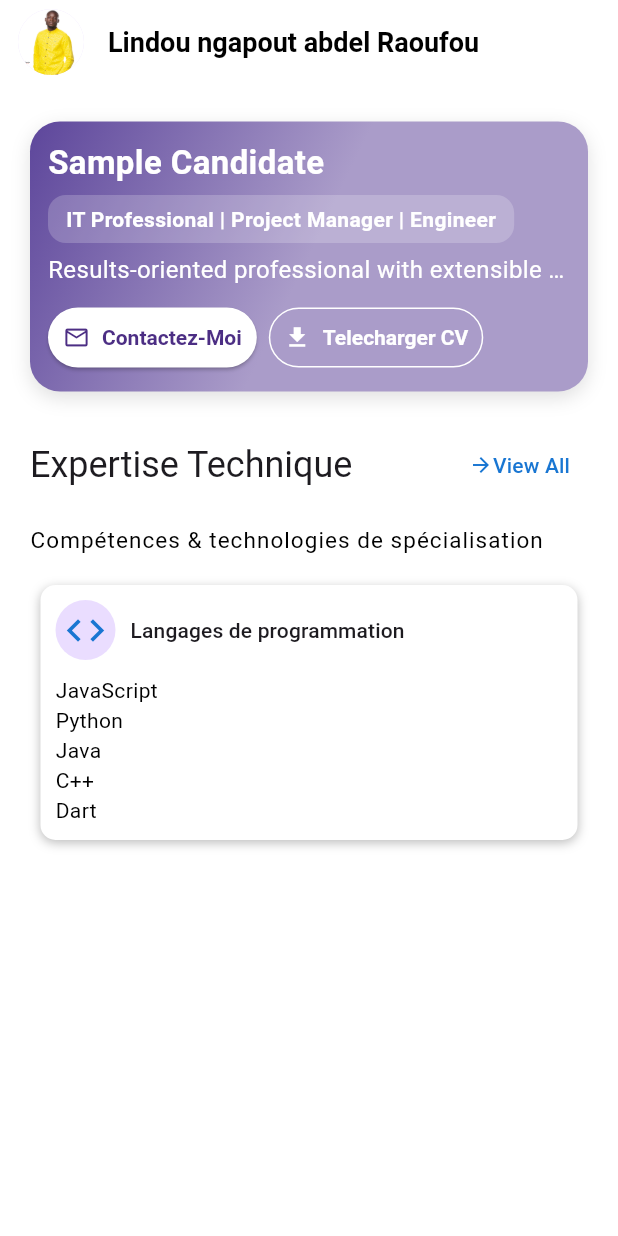
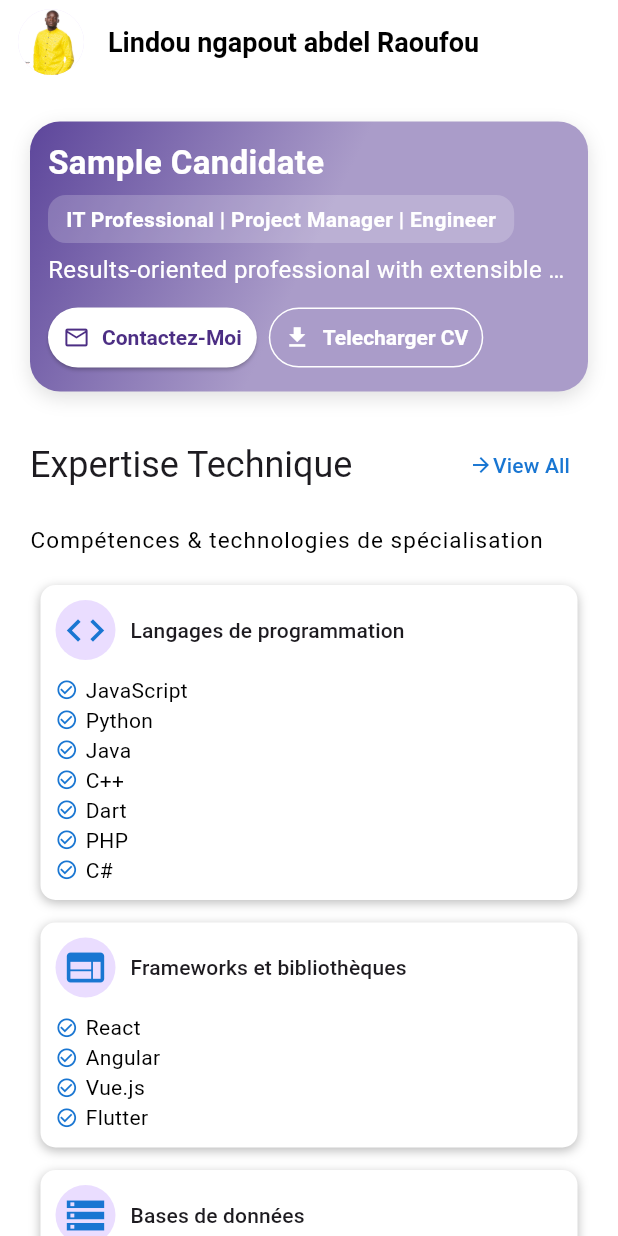
Before and after one commit to blvck2371/Lindoucv, a Flutter app: the screen it shows after launch, on a phone screen of 412 x 824 dp. Run offline on Flutter 3.47's test engine with Material 3 defaults, Android fonts, the phone set to English and light mode, and no system bars; our stand-ins replace get.

Commit message:
creation des themes ok competence ok

```diff
--- a/lib/componentview/CardOfCompetence.dart
+++ b/lib/componentview/CardOfCompetence.dart
@@ -1,4 +1,5 @@
 import 'package:flutter/material.dart';
+import 'package:lindoucv/theme/app_spacing.dart';
 
 class Cardofcompetence extends StatefulWidget {
   const Cardofcompetence({
@@ -44,7 +45,21 @@ class _CardofcompetenceState extends State<Cardofcompetence> {
             ],
           ),
           SizedBox(height: 10),
-          ...widget.list.map((item) => Text(item)).toList(),
+          ...widget.list
+              .map(
+                (item) => Row(
+                  children: [
+                    Icon(
+                      Icons.check_circle_outline,
+                      size: 15,
+                      color: Theme.of(context).primaryColorDark,
+                    ),
+                    5.hSpace,
+                    Text(item),
+                  ],
+                ),
+              )
+              .toList(),
         ],
       ),
     );
--- a/lib/componentview/titleAndViewAll.dart
+++ b/lib/componentview/titleAndViewAll.dart
@@ -45,12 +45,14 @@ class Titleandviewall extends StatelessWidget {
           15.vSpace,
           Row(
             children: [
-              Text(
-                this.subtitle,
-                style: TextStyle(
-                  fontWeight: FontWeight.normal,
-                  fontSize: 15,
-                  letterSpacing: sqrt1_2,
+              Expanded(
+                child: Text(
+                  this.subtitle,
+                  style: TextStyle(
+                    fontWeight: FontWeight.normal,
+                    fontSize: 15,
+                    letterSpacing: sqrt1_2,
+                  ),
                 ),
               ),
             ],
--- a/lib/views/home.dart
+++ b/lib/views/home.dart
@@ -55,7 +55,7 @@ class _HomeState extends State<Home> {
       // corps de lapp
       body: SingleChildScrollView(
         child: Container(
-          margin: EdgeInsets.only(left: 20, right: 20),
+          margin: EdgeInsets.only(left: 20, right: 20, bottom: 20),
           child: Column(
             children: [
               25.vSpace,
@@ -371,10 +371,79 @@ class _HomeState extends State<Home> {
                     Cardofcompetence(
                       title: 'Langages de programmation',
                       icone: Icons.code,
-                      list: ['JavaScript', 'Python', 'Java', 'C++', 'Dart'],
+                      list: [
+                        'JavaScript',
+                        'Python',
+                        'Java',
+                        'C++',
+                        'Dart',
+                        'PHP',
+                        'C#',
+                      ],
                     ),
                   ],
                 ),
+              ),
+              15.vSpace,
+              Container(
+                padding: const EdgeInsets.symmetric(horizontal: 7),
+                child: Column(
+                  children: [
+                    Cardofcompetence(
+                      title: 'Frameworks et bibliothèques',
+                      icone: Icons.web,
+                      list: ['React', 'Angular', 'Vue.js', 'Flutter'],
+                    ),
+                  ],
+                ),
+              ),
+              15.vSpace,
+              Container(
+                padding: const EdgeInsets.symmetric(horizontal: 7),
+                child: Column(
+                  children: [
+                    Cardofcompetence(
+                      title: 'Bases de données',
+                      icone: Icons.storage,
+                      list: ['MySQL', 'PostgreSQL', 'MongoDB', 'SQLite'],
+                    ),
+                  ],
+                ),
+              ),
+              15.vSpace,
+              //Outils de design et de prototypage
+              Container(
+                padding: const EdgeInsets.symmetric(horizontal: 7),
+                child: Column(
+                  children: [
+                    Cardofcompetence(
+                      title: 'Outils de design et de prototypage',
+                      icone: Icons.design_services,
+                      list: ['Figma', 'Adobe XD', 'Sketch', 'InVision'],
+                    ),
+                  ],
+                ),
+              ),
+              15.vSpace,
+              //Outils de gestion de projet
+              Container(
+                padding: const EdgeInsets.symmetric(horizontal: 7),
+                child: Column(
+                  children: [
+                    Cardofcompetence(
+                      title: 'Outils de gestion de projet',
+                      icone: Icons.task,
+                      list: ['Jira', 'Trello', 'Asana', 'Git'],
+                    ),
+                  ],
+                ),
+              ),
+              15.vSpace,
+
+              //fin de la liste des compétences
+              Titleandviewall(
+                title: 'Expériences récentes',
+                subtitle: 'Faits saillants de mon expérience professionnelle',
               ),
             ],
           ),
--- a/pubspec.yaml
+++ b/pubspec.yaml
@@ -61,6 +61,8 @@ flutter:
   # To add assets to your application, add an assets section, like this:
   assets:
       - assets/profil/photopp.jpg
+      - assets/profil/pho.jpg
+      - assets/profil/to.jpg
   #   - images/a_dot_ham.jpeg
 
   # An image asset can refer to one or more resolution-specific "variants", see
```
Also changed, not shown: assets/profil/pho.jpg (added), assets/profil/to.jpg (added), lib/componentview/CardofRecentExperience.dart (added).
